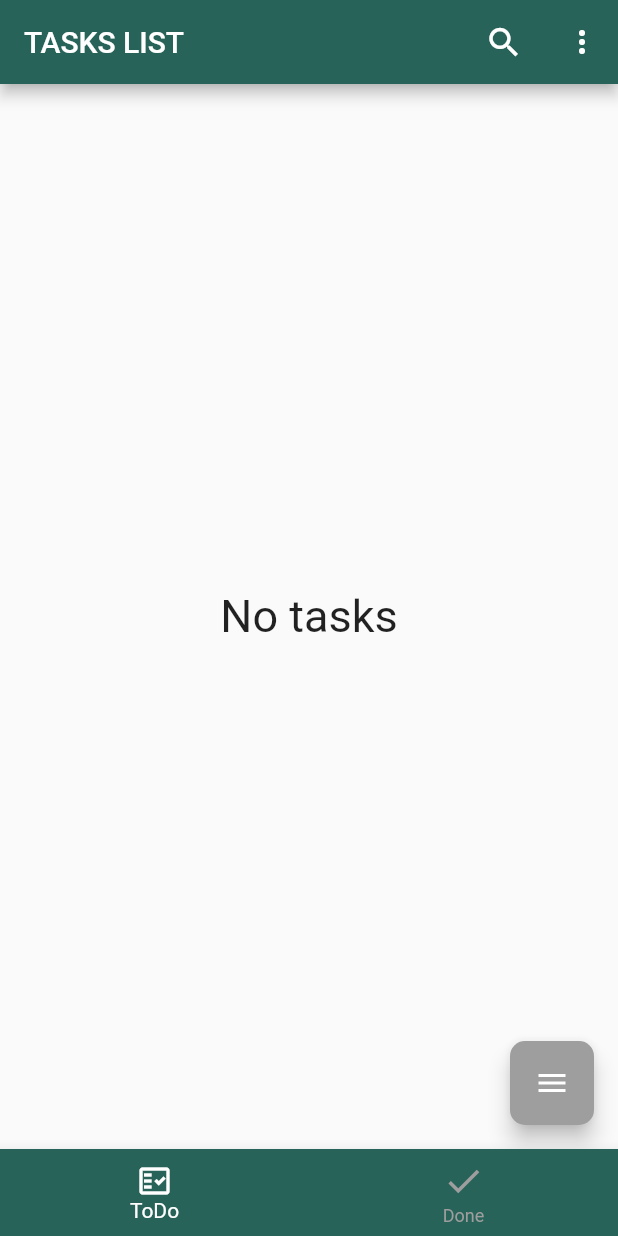
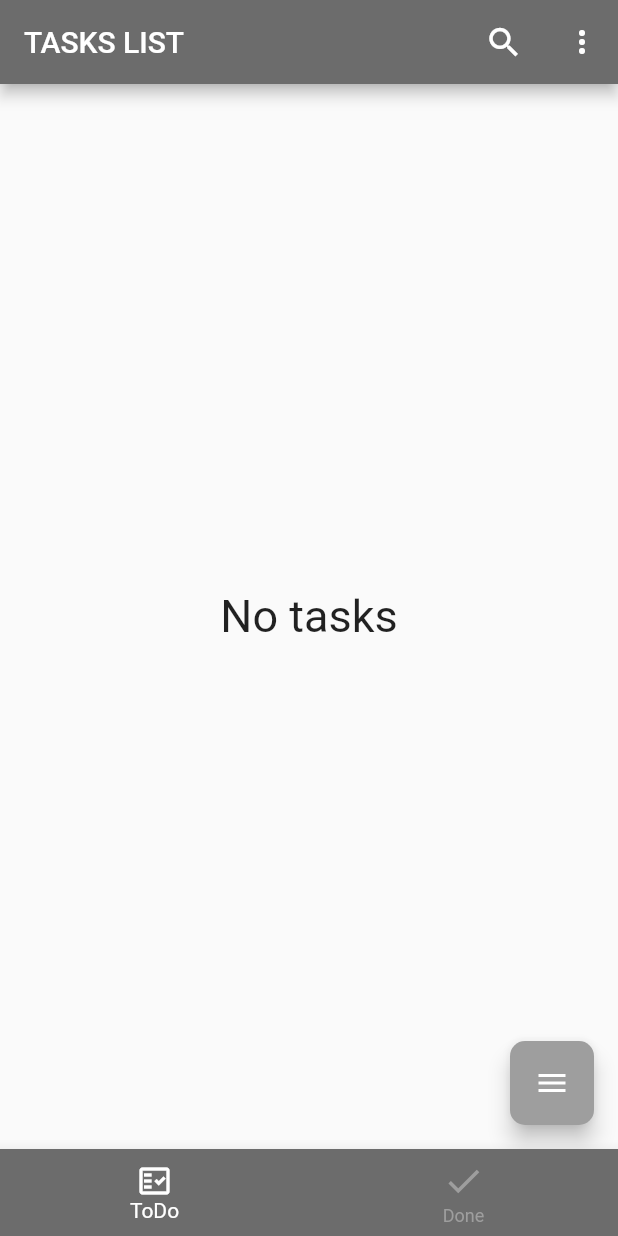
Before and after one commit to valentynkuts/memofy, a Flutter app: the screen it shows after launch, after a tap on the "more vert" icon, on a phone screen of 412 x 824 dp. Run offline on Flutter 3.47's test engine with Material 2 defaults, Android fonts, the phone set to English and light mode, and no system bars; drawn by our look-alikes of flutter_speed_dial; our stand-ins replace avatar_glow, expandable_text, flutter_colorpicker, flutter_local_notifications, flutter_native_timezone, flutter_slidable and 6 more; missing offline and left inert: dart:ffi; accounts and stored records are empty.

```diff
--- a/lib/constants/constants.dart
+++ b/lib/constants/constants.dart
@@ -6,8 +6,7 @@ import 'package:flutter/material.dart';
 // );
 
 const kBorderRadius = BorderRadius.all(Radius.circular(10.0));
-const appBarColor =
-    const Color(0xff276359); //0xff94b9a7 //0xff839973 // 0xff3a6c7f
+const appBarColor = const Color(0xff6c6c6c);//const Color(0xff276359); //0xff94b9a7 //0xff839973 // 0xff3a6c7f  // 0xff08080 (grey)
 const String settings_key = '73489djer8887';
 const List<DropdownMenuItem<String>> menuItems = [
   DropdownMenuItem(child: Text("Polish", style: TextStyle(color: Colors.grey, fontSize: 20.0, fontWeight: FontWeight.bold),), value: "pl_PL"),
--- a/lib/presentation/screens/tasks_list/tasks_list_screen.dart
+++ b/lib/presentation/screens/tasks_list/tasks_list_screen.dart
@@ -74,12 +74,12 @@ class _TasksListScreenState extends State<TasksListScreen> {
             tooltip: 'Filter',
             onPressed: () {
               // do something
-              print("app bar icon");
-              NotificationApi.showNotification(
-                title: 'Thsdskdfjfkjdjf asjdklsfjdslfkj',
-                body: 'dsjskadj erjweoijrio',
-                payload: 'sa.abs',
-              );
+              // print("app bar icon");
+              // NotificationApi.showNotification(
+              //   title: 'Thsdskdfjfkjdjf asjdklsfjdslfkj',
+              //   body: 'dsjskadj erjweoijrio',
+              //   payload: 'sa.abs',
+              // );
             },
           ),
         ],
```
Also changed, not shown: lib/presentation/widgets/task/task_tile_widget.dart (+12 -9 lines).
